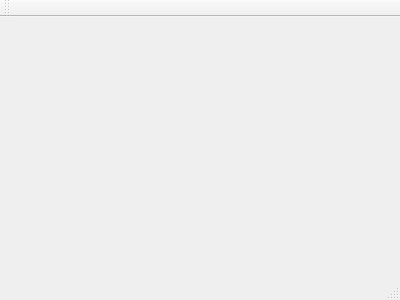
Before: the Qt Designer form mainwindow.ui in johMILES/NEW, drawn with Qt 5.
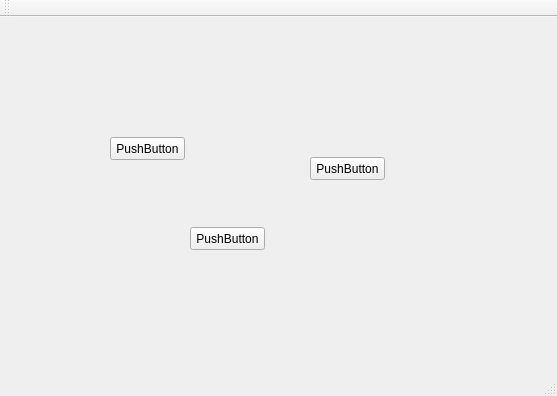
After: the same form once the commit is applied.

Commit message: 增加了按钮

Diff of the .ui file:
```diff
--- a/mainwindow.ui
+++ b/mainwindow.ui
@@ -1,24 +1,79 @@
 <ui version="4.0">
  <class>MainWindow</class>
- <widget class="QMainWindow" name="MainWindow" >
-  <property name="geometry" >
+ <widget class="QMainWindow" name="MainWindow">
+  <property name="geometry">
    <rect>
     <x>0</x>
     <y>0</y>
-    <width>400</width>
-    <height>300</height>
+    <width>557</width>
+    <height>396</height>
    </rect>
   </property>
   <property name="windowTitle" >
    <string>MainWindow</string>
   </property>
-  <widget class="QMenuBar" name="menuBar" />
-  <widget class="QToolBar" name="mainToolBar" />
-  <widget class="QWidget" name="centralWidget" />
-  <widget class="QStatusBar" name="statusBar" />
+  <widget class="QWidget" name="centralWidget">
+   <widget class="QPushButton" name="pushButton">
+    <property name="geometry">
+     <rect>
+      <x>310</x>
+      <y>140</y>
+      <width>75</width>
+      <height>23</height>
+     </rect>
+    </property>
+    <property name="text">
+     <string>PushButton</string>
+    </property>
+   </widget>
+   <widget class="QPushButton" name="pushButton_2">
+    <property name="geometry">
+     <rect>
+      <x>110</x>
+      <y>120</y>
+      <width>75</width>
+      <height>23</height>
+     </rect>
+    </property>
+    <property name="text">
+     <string>PushButton</string>
+    </property>
+   </widget>
+   <widget class="QPushButton" name="pushButton_3">
+    <property name="geometry">
+     <rect>
+      <x>190</x>
+      <y>210</y>
+      <width>75</width>
+      <height>23</height>
+     </rect>
+    </property>
+    <property name="text">
+     <string>PushButton</string>
+    </property>
+   </widget>
+  </widget>
+  <widget class="QMenuBar" name="menuBar">
+   <property name="geometry">
+    <rect>
+     <x>0</x>
+     <y>0</y>
+     <width>557</width>
+     <height>23</height>
+    </rect>
+   </property>
+  </widget>
+  <widget class="QToolBar" name="mainToolBar">
+   <attribute name="toolBarArea">
+    <enum>TopToolBarArea</enum>
+   </attribute>
+   <attribute name="toolBarBreak">
+    <bool>false</bool>
+   </attribute>
+  </widget>
+  <widget class="QStatusBar" name="statusBar"/>
  </widget>
- <layoutDefault spacing="6" margin="11" />
- <pixmapfunction></pixmapfunction>
+ <layoutdefault spacing="6" margin="11"/>
  <resources/>
  <connections/>
 </ui>
```
Left out of the diff: 3 changed lines with no effect on the pictures.
